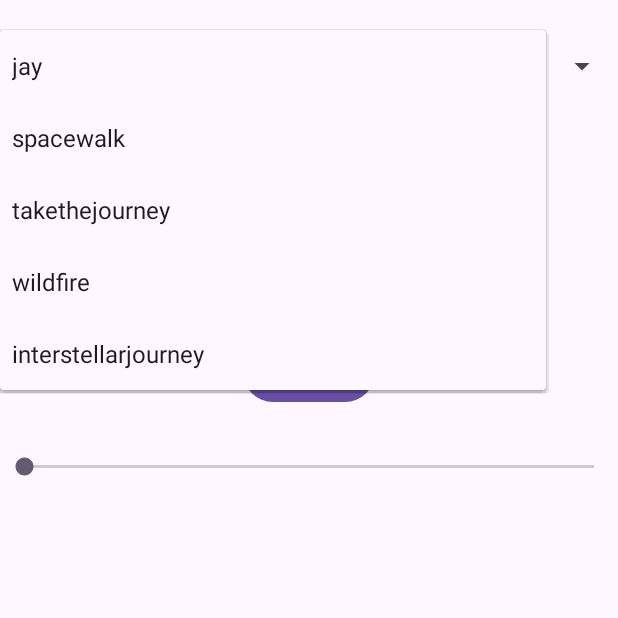
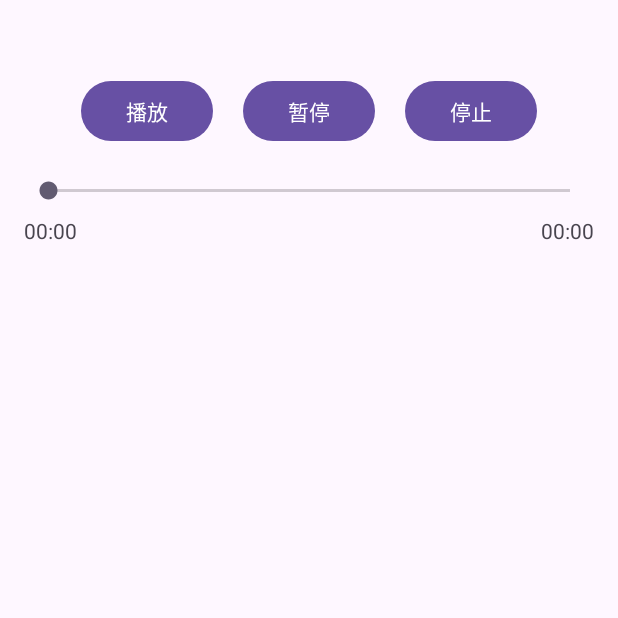
Before and after one commit to alike0/MusicPlay, an Android app: the screen it shows after launch (MainActivity before the commit, PlayerActivity after it), after a tap on "jay", on a phone screen of 412 x 824 dp, the top half of it. Run offline under Robolectric (Android 15) with nearby library versions, the phone set to English and light mode, and no system bars; 3 statements that could not run were skipped.

Commit message:
第一次

```diff
--- a/app/src/main/java/com/example/musicplayer/MainActivity.java
+++ b/app/src/main/java/com/example/musicplayer/MainActivity.java
@@ -1,148 +1,112 @@
 package com.example.musicplayer;
 
-import android.media.MediaPlayer;
+import android.content.BroadcastReceiver;
+import android.content.ComponentName;
+import android.content.Context;
+import android.content.Intent;
+import android.content.IntentFilter;
+import android.content.ServiceConnection;
 import android.os.Bundle;
-import android.os.Handler;
-import android.view.View;
-import android.widget.AdapterView;
+import android.os.IBinder;
 import android.widget.ArrayAdapter;
 import android.widget.Button;
-import android.widget.SeekBar;
-import android.widget.Spinner;
+import android.widget.ListView;
+import android.widget.TextView;
+
 import androidx.appcompat.app.AppCompatActivity;
 
 public class MainActivity extends AppCompatActivity {
-    private MediaPlayer mediaPlayer;
-    private Button playButton, pauseButton, stopButton;
-    private SeekBar seekBar;
-    private Spinner songSpinner;
-    private Handler handler = new Handler();
+    // 歌曲数组
     private String[] songs = {"jay", "spacewalk", "takethejourney", "wildfire", "interstellarjourney"};
+    // 播放状态文本视图
+    private TextView playbackStatusText;
+    // MusicService 实例
+    private MusicService musicService;
+    // MusicService 是否已绑定的标志
+    private boolean isBound = false;
+
+    // 服务连接对象
+    private final ServiceConnection connection = new ServiceConnection() {
+        @Override
+        public void onServiceConnected(ComponentName name, IBinder service) {
+            // 获取 MusicService 实例
+            MusicService.MusicBinder binder = (MusicService.MusicBinder) service;
+            musicService = binder.getService();
+            isBound = true;
+            // 更新播放状态
+            updatePlaybackStatus();
+        }
+
+        @Override
+        public void onServiceDisconnected(ComponentName name) {
+            isBound = false;
+        }
+    };
+
+    // 广播接收器用于接收播放状态变化的广播
+    private final BroadcastReceiver statusReceiver = new BroadcastReceiver() {
+        @Override
+        public void onReceive(Context context, Intent intent) {
+            if (MusicService.ACTION_STATUS_CHANGED.equals(intent.getAction())) {
+                // 获取播放状态
+                boolean isPlaying = intent.getBooleanExtra("isPlaying", false);
+                // 更新播放状态文本视图
+                playbackStatusText.setText("播放状态：" + (isPlaying ? "播放中" : "已停止"));
+            }
+        }
+    };
 
     @Override
     protected void onCreate(Bundle savedInstanceState) {
         super.onCreate(savedInstanceState);
         setContentView(R.layout.activity_main);
 
-        initializeViews();
-        setupSpinner();
-        setupSeekBar();
-        setupButtons();
+        // 获取歌曲列表视图并设置适配器
+        ListView listView = findViewById(R.id.song_list_view);
+        ArrayAdapter<String> adapter = new ArrayAdapter<>(this, android.R.layout.simple_list_item_1, songs);
+        listView.setAdapter(adapter);
+
+        // 设置歌曲列表项点击事件，点击进入播放界面
+        listView.setOnItemClickListener((parent, view, position, id) -> {
+            Intent intent = new Intent(MainActivity.this, PlayerActivity.class);
+            intent.putExtra("songName", songs[position]);
+            startActivity(intent);
+        });
+
+        // 获取播放状态文本视图和播放按钮
+        playbackStatusText = findViewById(R.id.playback_status_text);
+        Button playbackButton = findViewById(R.id.playback_button);
+        // 播放按钮点击事件，点击跳转到播放界面
+        playbackButton.setOnClickListener(v -> {
+            Intent intent = new Intent(MainActivity.this, PlayerActivity.class);
+            startActivity(intent);
+        });
+
+        // 绑定到 MusicService
+        Intent intent = new Intent(this, MusicService.class);
+        bindService(intent, connection, BIND_AUTO_CREATE);
+        // 注册广播接收器以接收播放状态变化的广播
+        IntentFilter filter = new IntentFilter(MusicService.ACTION_STATUS_CHANGED);
+        registerReceiver(statusReceiver, filter);
     }
 
-    private void initializeViews() {
-        playButton = findViewById(R.id.btn_play);
-        pauseButton = findViewById(R.id.btn_pause);
-        stopButton = findViewById(R.id.btn_stop);
-        seekBar = findViewById(R.id.seekBar);
-        songSpinner = findViewById(R.id.song_spinner);
-    }
-
-    private void setupSpinner() {
-        ArrayAdapter<String> adapter = new ArrayAdapter<>(this, android.R.layout.simple_spinner_dropdown_item, songs);
-        songSpinner.setAdapter(adapter);
-        songSpinner.setOnItemSelectedListener(new AdapterView.OnItemSelectedListener() {
-            @Override
-            public void onItemSelected(AdapterView<?> parent, View view, int position, long id) {
-                resetMediaPlayer();
-                initializeMediaPlayer(position);
-            }
-
-            @Override
-            public void onNothingSelected(AdapterView<?> parent) {}
-        });
-    }
-
-    private void resetMediaPlayer() {
-        if (mediaPlayer != null) {
-            mediaPlayer.release();
-            mediaPlayer = null;
-        }
-        seekBar.setProgress(0);
-    }
-
-    private void initializeMediaPlayer(int songPosition) {
-        int resourceId = getResources().getIdentifier(songs[songPosition], "raw", getPackageName());
-        if (resourceId != 0) {
-            mediaPlayer = MediaPlayer.create(MainActivity.this, resourceId);
-            mediaPlayer.setOnPreparedListener(mp -> {
-                seekBar.setMax(mediaPlayer.getDuration());
-                playAudio();  // Auto-start the media upon preparation
-            });
-            mediaPlayer.setOnCompletionListener(mp -> stopAudio());
-        }
-    }
-
-    private void setupSeekBar() {
-        seekBar.setOnSeekBarChangeListener(new SeekBar.OnSeekBarChangeListener() {
-            @Override
-            public void onProgressChanged(SeekBar seekBar, int progress, boolean fromUser) {
-                if (mediaPlayer != null && fromUser) {
-                    mediaPlayer.seekTo(progress);
-                }
-            }
-
-            @Override
-            public void onStartTrackingTouch(SeekBar seekBar) {}
-
-            @Override
-            public void onStopTrackingTouch(SeekBar seekBar) {}
-        });
-    }
-
-    private void setupButtons() {
-        playButton.setOnClickListener(v -> playAudio());
-        pauseButton.setOnClickListener(v -> pauseAudio());
-        stopButton.setOnClickListener(v -> stopAudio());
-    }
-
-    private void playAudio() {
-        if (mediaPlayer == null) {
-            int songPosition = songSpinner.getSelectedItemPosition();
-            initializeMediaPlayer(songPosition);
-        }
-        if (mediaPlayer != null && !mediaPlayer.isPlaying()) {
-            mediaPlayer.start();
-            startUpdatingSeekBar();
-        }
-    }
-
-
-    private void pauseAudio() {
-        if (mediaPlayer != null && mediaPlayer.isPlaying()) {
-            mediaPlayer.pause();
-        }
-    }
-
-    private void stopAudio() {
-        if (mediaPlayer != null) {
-            mediaPlayer.stop();
-            mediaPlayer.release();
-            mediaPlayer = null;
-        }
-        seekBar.setProgress(0);
-        handler.removeCallbacksAndMessages(null);
-    }
-
-    private void startUpdatingSeekBar() {
-        handler.postDelayed(this::updateSeekBar, 1000);
-    }
-
-    private void updateSeekBar() {
-        if (mediaPlayer != null && mediaPlayer.isPlaying()) {
-            seekBar.setProgress(mediaPlayer.getCurrentPosition());
-            handler.postDelayed(this::updateSeekBar, 1000);
-        } else {
-            handler.removeCallbacksAndMessages(null);
+    // 更新播放状态
+    private void updatePlaybackStatus() {
+        if (isBound && musicService != null) {
+            // 获取当前播放状态并更新播放状态文本视图
+            String status = musicService.isPlaying() ? "播放中" : "已停止";
+            playbackStatusText.setText("播放状态：" + status);
         }
     }
 
     @Override
     protected void onDestroy() {
         super.onDestroy();
-        if (mediaPlayer != null) {
-            mediaPlayer.release();
-            mediaPlayer = null;
+        // 解绑服务和注销广播接收器
+        if (isBound) {
+            unbindService(connection);
+            isBound = false;
         }
+        unregisterReceiver(statusReceiver);
     }
 }
--- /dev/null
+++ b/app/src/main/java/com/example/musicplayer/PlayerActivity.java
@@ -0,0 +1,177 @@
+package com.example.musicplayer;
+
+import android.content.ComponentName;
+import android.content.Intent;
+import android.content.ServiceConnection;
+import android.os.Bundle;
+import android.os.Handler;
+import android.os.IBinder;
+import android.os.Looper;
+import android.os.Message;
+import android.widget.Button;
+import android.widget.SeekBar;
+import android.widget.TextView;
+import androidx.appcompat.app.AppCompatActivity;
+
+public class PlayerActivity extends AppCompatActivity {
+    // MusicService 实例
+    private MusicService musicService;
+    // MusicService 是否已绑定的标志
+    private boolean isBound = false;
+    // 播放、暂停、停止按钮
+    private Button playButton, pauseButton, stopButton;
+    // 播放进度条
+    private SeekBar seekBar;
+    // 当前时间文本视图、总时间文本视图
+    private TextView currentTimeTextView, totalTimeTextView;
+    // 用于更新UI的Handler
+    public static Handler handler;
+
+    // 服务连接对象
+    private final ServiceConnection connection = new ServiceConnection() {
+        @Override
+        public void onServiceConnected(ComponentName name, IBinder service) {
+            MusicService.MusicBinder binder = (MusicService.MusicBinder) service;
+            musicService = binder.getService();
+            isBound = true;
+            initializePlayerUI();
+        }
+
+        @Override
+        public void onServiceDisconnected(ComponentName name) {
+            isBound = false;
+        }
+    };
+
+    @Override
+    protected void onCreate(Bundle savedInstanceState) {
+        super.onCreate(savedInstanceState);
+        setContentView(R.layout.activity_player);
+
+        // 获取各个控件
+        playButton = findViewById(R.id.btn_play);
+        pauseButton = findViewById(R.id.btn_pause);
+        stopButton = findViewById(R.id.btn_stop);
+        seekBar = findViewById(R.id.seekBar);
+        currentTimeTextView = findViewById(R.id.current_time);
+        totalTimeTextView = findViewById(R.id.total_time);
+
+        // 获取从上一个界面传递过来的歌曲名
+        String songName = getIntent().getStringExtra("songName");
+        // 创建启动 MusicService 的 Intent，并传递歌曲名
+        Intent intent = new Intent(this, MusicService.class);
+        intent.putExtra("songName", songName);
+        // 绑定到 MusicService
+        bindService(intent, connection, BIND_AUTO_CREATE);
+
+        // 设置按钮点击事件
+        playButton.setOnClickListener(v -> playSong(songName));
+        pauseButton.setOnClickListener(v -> pauseSong());
+        stopButton.setOnClickListener(v -> stopSong());
+
+        // 设置播放进度条的改变监听器
+        seekBar.setOnSeekBarChangeListener(new SeekBar.OnSeekBarChangeListener() {
+            @Override
+            public void onProgressChanged(SeekBar seekBar, int progress, boolean fromUser) {
+                if (fromUser) {
+                    seekTo(progress);
+                }
+            }
+
+            @Override
+            public void onStartTrackingTouch(SeekBar seekBar) {}
+
+            @Override
+            public void onStopTrackingTouch(SeekBar seekBar) {}
+        });
+
+        // 创建 Handler 对象，用于更新UI
+        handler = new Handler(Looper.getMainLooper()) {
+            @Override
+            public void handleMessage(Message msg) {
+                // 从消息中获取播放时长和当前播放位置
+                Bundle bundle = msg.getData();
+                int duration = bundle.getInt("duration");
+                int currentPosition = bundle.getInt("currentPosition");
+
+                // 设置进度条的最大值和当前值
+                seekBar.setMax(duration);
+                seekBar.setProgress(currentPosition);
+
+                // 设置当前时间和总时间的文本
+                currentTimeTextView.setText(formatTime(currentPosition));
+                totalTimeTextView.setText(formatTime(duration));
+            }
+        };
+    }
+
+    // 播放音乐
+    private void playSong(String songName) {
+        if (isBound) {
+            musicService.playSong(songName);
+            updateSeekBar();
+        }
+    }
+
+    // 暂停音乐
+    private void pauseSong() {
+        if (isBound) {
+            musicService.pauseSong();
+        }
+    }
+
+    // 停止音乐
+    private void stopSong() {
+        if (isBound) {
+            musicService.stopSong();
+        }
+    }
+
+    // 跳转到指定播放位置
+    private void seekTo(int progress) {
+        if (isBound) {
+            musicService.seekTo(progress);
+        }
+    }
+
+    // 初始化播放界面UI
+    private void initializePlayerUI() {
+        if (isBound && musicService.isPlaying()) {
+            // 设置进度条的最大值为音乐总时长
+            seekBar.setMax(musicService.getDuration());
+            // 设置总时间文本
+            totalTimeTextView.setText(formatTime(musicService.getDuration()));
+            // 更新进度条
+            updateSeekBar();
+        }
+    }
+
+    // 更新进度条
+    private void updateSeekBar() {
+        if (isBound && musicService.isPlaying()) {
+            // 设置进度条的当前值为当前播放位置
+            seekBar.setProgress(musicService.getCurrentPosition());
+            // 设置当前时间文本
+            currentTimeTextView.setText(formatTime(musicService.getCurrentPosition()));
+            // 每隔一秒更新一次进度条
+            handler.postDelayed(this::updateSeekBar, 1000);
+        }
+    }
+
+    // 将毫秒格式化为"分:秒"格式
+    private String formatTime(int milliseconds) {
+        int minutes = (milliseconds / 1000) / 60;
+        int seconds = (milliseconds / 1000) % 60;
+        return String.format("%02d:%02d", minutes, seconds);
+    }
+
+    @Override
+    protected void onDestroy() {
+        super.onDestroy();
+        // 解绑 MusicService
+        if (isBound) {
+            unbindService(connection);
+            isBound = false;
+        }
+    }
+}
--- /dev/null
+++ b/app/src/main/res/drawable/ic_music_note.xml
@@ -0,0 +1,5 @@
+<vector xmlns:android="http://schemas.android.com/apk/res/android" android:height="24dp" android:tint="#137A99" android:viewportHeight="24" android:viewportWidth="24" android:width="24dp">
+
+    <path android:fillColor="@android:color/white" android:pathData="M12,3v10.55c-0.59,-0.34 -1.27,-0.55 -2,-0.55 -2.21,0 -4,1.79 -4,4s1.79,4 4,4 4,-1.79 4,-4V7h4V3h-6z"/>
+
+</vector>
--- a/app/src/main/res/layout/activity_main.xml
+++ b/app/src/main/res/layout/activity_main.xml
@@ -3,43 +3,16 @@
     android:layout_width="match_parent"
     android:layout_height="match_parent">
 
-    <Spinner
-        android:id="@+id/song_spinner"
+    <ListView
+        android:id="@+id/song_list_view"
+        android:layout_width="match_parent"
+        android:layout_height="match_parent"
+        android:layout_margin="16dp" />
+    <include
+        android:id="@+id/navigation_bar"
+        layout="@layout/navigation_bar"
         android:layout_width="match_parent"
         android:layout_height="wrap_content"
-        android:layout_marginTop="20dp"/>
+        android:layout_alignParentBottom="true" />
 
-    <Button
-        android:id="@+id/btn_play"
-        android:layout_width="wrap_content"
-        android:layout_height="wrap_content"
-        android:text="播放"
-        android:layout_below="@id/song_spinner"
-        android:layout_centerHorizontal="true"
-        android:layout_marginTop="20dp"/>
-
-    <Button
-        android:id="@+id/btn_pause"
-        android:layout_width="wrap_content"
-        android:layout_height="wrap_content"
-        android:text="暂停"
-        android:layout_below="@id/btn_play"
-        android:layout_centerHorizontal="true"
-        android:layout_marginTop="20dp"/>
-
-    <Button
-        android:id="@+id/btn_stop"
-        android:layout_width="wrap_content"
-        android:layout_height="wrap_content"
-        android:text="停止"
-        android:layout_below="@id/btn_pause"
-        android:layout_centerHorizontal="true"
-        android:layout_marginTop="20dp"/>
-
-    <SeekBar
-        android:id="@+id/seekBar"
-        android:layout_width="match_parent"
-        android:layout_height="wrap_content"
-        android:layout_below="@id/btn_stop"
-        android:layout_marginTop="30dp"/>
 </RelativeLayout>
--- /dev/null
+++ b/app/src/main/res/layout/activity_player.xml
@@ -0,0 +1,64 @@
+<?xml version="1.0" encoding="utf-8"?>
+<RelativeLayout xmlns:android="http://schemas.android.com/apk/res/android"
+    android:layout_width="match_parent"
+    android:layout_height="match_parent">
+
+    <LinearLayout
+        android:id="@+id/button_layout"
+        android:layout_width="wrap_content"
+        android:layout_height="wrap_content"
+        android:layout_centerHorizontal="true"
+        android:layout_marginTop="50dp"
+        android:orientation="horizontal">
+
+        <Button
+            android:id="@+id/btn_play"
+            android:layout_width="wrap_content"
+            android:layout_height="wrap_content"
+            android:text="播放"/>
+
+        <Button
+            android:id="@+id/btn_pause"
+            android:layout_width="wrap_content"
+            android:layout_height="wrap_content"
+            android:text="暂停"
+            android:layout_marginLeft="20dp"/>
+
+        <Button
+            android:id="@+id/btn_stop"
+            android:layout_width="wrap_content"
+            android:layout_height="wrap_content"
+            android:text="停止"
+            android:layout_marginLeft="20dp"/>
+    </LinearLayout>
+
+    <SeekBar
+        android:id="@+id/seekBar"
+        android:layout_width="match_parent"
+        android:layout_height="wrap_content"
+        android:layout_below="@+id/button_layout"
+        android:layout_marginTop="20dp"
+        android:layout_marginLeft="16dp"
+        android:layout_marginRight="16dp"/>
+
+    <TextView
+        android:id="@+id/current_time"
+        android:layout_width="wrap_content"
+        android:layout_height="wrap_content"
+        android:text="00:00"
+        android:layout_below="@id/seekBar"
+        android:layout_alignParentLeft="true"
+        android:layout_marginLeft="16dp"
+        android:layout_marginTop="8dp"/>
+
+    <TextView
+        android:id="@+id/total_time"
+        android:layout_width="wrap_content"
+        android:layout_height="wrap_content"
+        android:text="00:00"
+        android:layout_below="@id/seekBar"
+        android:layout_alignParentRight="true"
+        android:layout_marginRight="16dp"
+        android:layout_marginTop="8dp"/>
+
+</RelativeLayout>
```
Also changed, not shown: app/src/main/AndroidManifest.xml (+11 -0 lines), app/src/main/java/com/example/musicplayer/MusicService.java (added, +145 -0 lines), app/src/main/java/com/example/musicplayer/PlaybackReceiver.java (added, +29 -0 lines), app/src/main/res/layout/navigation_bar.xml (added, +28 -0 lines).
